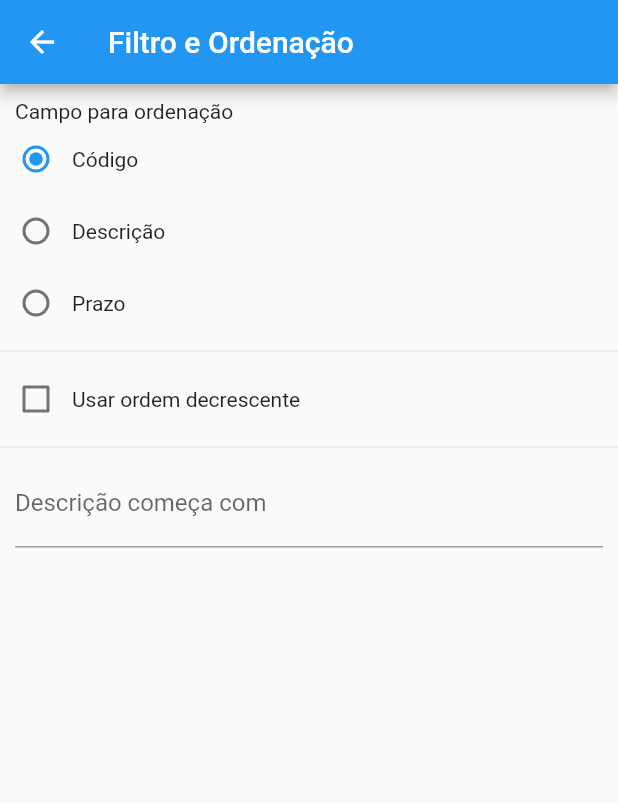
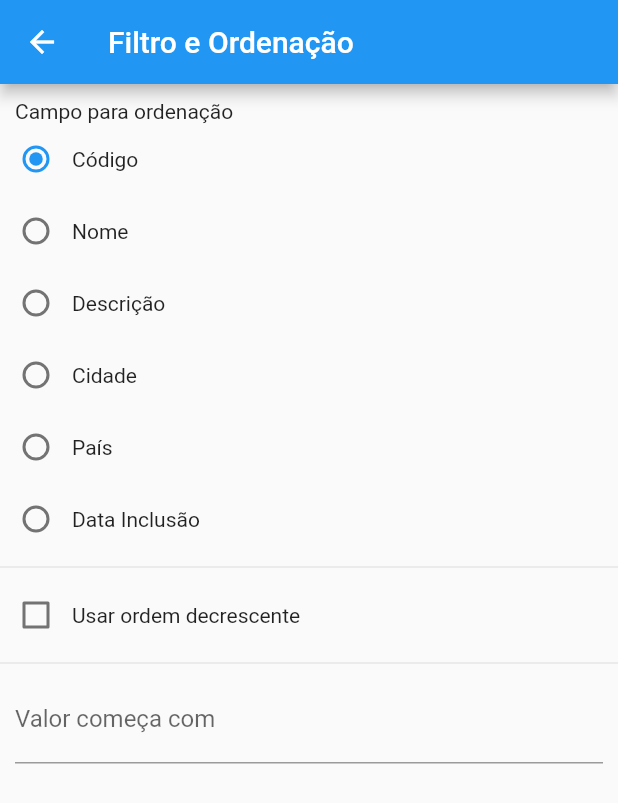
Before and after one commit to rlraul/projeto_pm26s, a Flutter app: the ListaPontosTuristicos screen opened directly, after a tap on the "filter list" icon, on a phone screen of 412 x 824 dp. Shown: the top 803 px of the screen. Run offline on Flutter 3.47's test engine with Material 2 defaults, Android fonts, the phone set to English and light mode, and no system bars; our stand-ins replace shared_preferences, sqflite; accounts and stored records are empty.

Commit message:
Adicionados campos para filtro

```diff
--- a/lib/pages/filtro_pontos_turisticos_page.dart
+++ b/lib/pages/filtro_pontos_turisticos_page.dart
@@ -6,7 +6,8 @@ class FiltroPontosTuristicosPage extends StatefulWidget {
   static const routeName = '/filtro';
   static const chaveCampoOrdenacao = 'campoOrdenacao';
   static const chaveUsarOrdemDecrescente = 'usarOrdemDecrescente';
-  static const chaveFiltroDescricao = 'filtroDescricao';
+
+  static const chaveFiltroCampo = 'filtroCampo';
 
   @override
   _FiltroPageState createState() => _FiltroPageState();
@@ -15,8 +16,11 @@ class FiltroPontosTuristicosPage extends StatefulWidget {
 class _FiltroPageState extends State<FiltroPontosTuristicosPage> {
   final _camposParaOrdenacao = {
     PontoTutistico.CAMPO_ID: 'Código',
+    PontoTutistico.CAMPO_NOME: 'Nome',
     PontoTutistico.CAMPO_DESCRICAO: 'Descrição',
-    PontoTutistico.CAMPO_DATA_INC: 'Prazo'
+    PontoTutistico.CAMPO_CIDADE: 'Cidade',
+    PontoTutistico.CAMPO_PAIS: 'País',
+    PontoTutistico.CAMPO_DATA_INC: 'Data Inclusão'
   };
   late final SharedPreferences _prefs;
   final _descricaoController = TextEditingController();
@@ -37,8 +41,9 @@ class _FiltroPageState extends State<FiltroPontosTuristicosPage> {
           _prefs.getString(FiltroPontosTuristicosPage.chaveCampoOrdenacao) ?? PontoTutistico.CAMPO_ID;
       _usarOrdemDecrescente =
           _prefs.getBool(FiltroPontosTuristicosPage.chaveUsarOrdemDecrescente) == true;
+
       _descricaoController.text =
-          _prefs.getString(FiltroPontosTuristicosPage.chaveFiltroDescricao) ?? '';
+          _prefs.getString(FiltroPontosTuristicosPage.chaveFiltroCampo) ?? '';
     });
   }
 
@@ -87,10 +92,10 @@ class _FiltroPageState extends State<FiltroPontosTuristicosPage> {
         padding: EdgeInsets.symmetric(horizontal: 10),
         child: TextField(
           decoration: InputDecoration(
-            labelText: 'Descrição começa com',
+            labelText: 'Valor começa com',
           ),
           controller: _descricaoController,
-          onChanged: _onFiltroDescricaoChanged,
+          onChanged: _onFiltroCampoChanged,
         ),
       ),
     ],
@@ -112,8 +117,8 @@ class _FiltroPageState extends State<FiltroPontosTuristicosPage> {
     });
   }
 
-  void _onFiltroDescricaoChanged(String? valor) {
-    _prefs.setString(FiltroPontosTuristicosPage.chaveFiltroDescricao, valor ?? '');
+  void _onFiltroCampoChanged(String? valor) {
+    _prefs.setString(FiltroPontosTuristicosPage.chaveFiltroCampo, valor ?? '');
     _alterouValores = true;
   }
 
--- a/lib/pages/lista_pontos_turisticos_page.dart
+++ b/lib/pages/lista_pontos_turisticos_page.dart
@@ -193,7 +193,7 @@ class _ListaPontosTuristicosState extends State<ListaPontosTuristicos> {
     final usarOrdemDecrescente =
         prefs.getBool(FiltroPontosTuristicosPage.chaveUsarOrdemDecrescente) == true;
     final filtroDescricao =
-        prefs.getString(FiltroPontosTuristicosPage.chaveFiltroDescricao) ?? '';
+        prefs.getString(FiltroPontosTuristicosPage.chaveFiltroCampo) ?? '';
 
     final pontosTuristicos = await _dao.listar(
       filtro: filtroDescricao,
```
